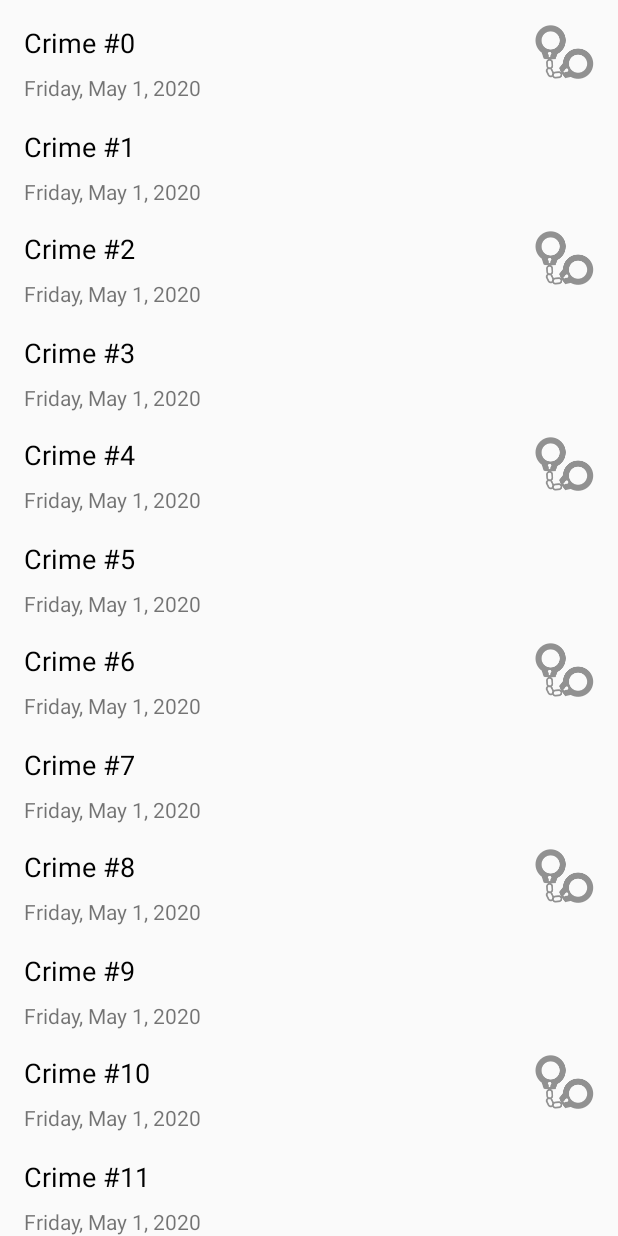
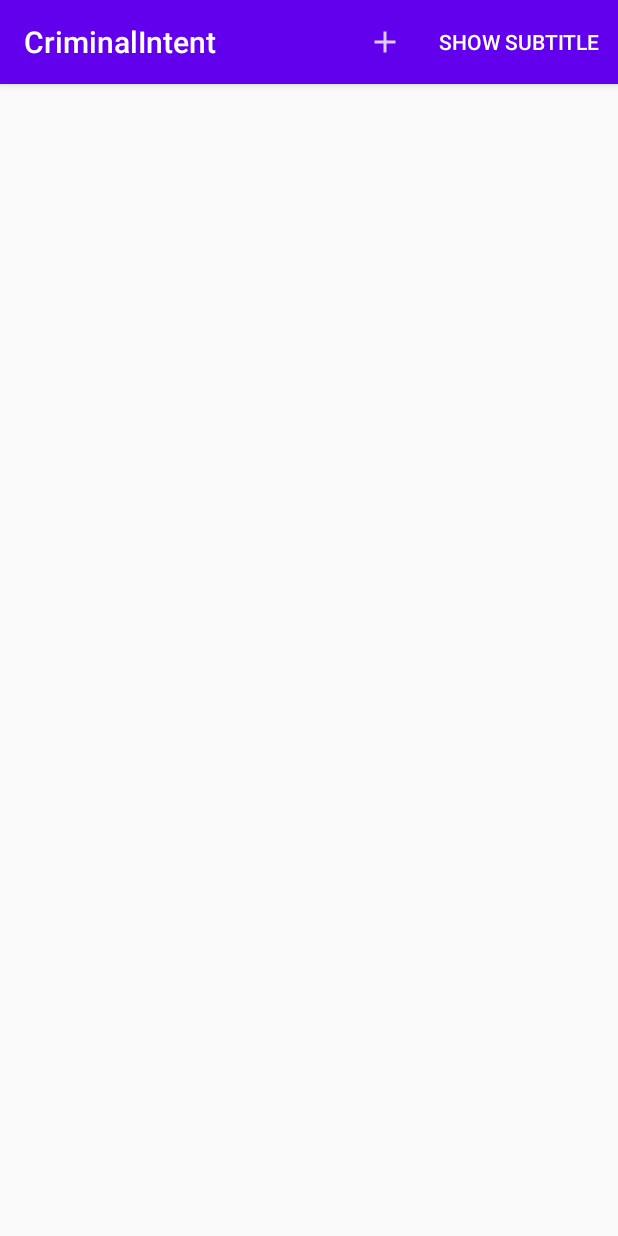
Before and after one commit to kevng2/CriminalIntent, an Android app: the screen it shows after launch (CrimeListActivity), on a phone screen of 412 x 824 dp. Run offline under Robolectric (Android 15) with nearby library versions, the phone set to English and light mode, and no system bars.

Commit message:
fixed toolbar and added an option to add a crime

```diff
--- a/app/build.gradle
+++ b/app/build.gradle
@@ -31,5 +31,5 @@ dependencies {
     testImplementation 'junit:junit:4.12'
     androidTestImplementation 'androidx.test.ext:junit:1.1.1'
     androidTestImplementation 'androidx.test.espresso:espresso-core:3.2.0'
-    implementation 'androidx.recyclerview:recyclerview:1.2.0-alpha01'
+    implementation 'androidx.recyclerview:recyclerview:1.2.0-alpha03'
 }
--- a/app/src/main/java/com/bignerdranch/android/criminalintent/CrimeFragment.java
+++ b/app/src/main/java/com/bignerdranch/android/criminalintent/CrimeFragment.java
@@ -59,6 +59,7 @@ public class CrimeFragment extends Fragment {
 
         mTitleField = v.findViewById(R.id.crime_title);
         mTitleField.setText(mCrime.getTitle());
+
         // wires up the EditText widget
         mTitleField.addTextChangedListener(new TextWatcher() {
             @Override
--- a/app/src/main/java/com/bignerdranch/android/criminalintent/CrimeLab.java
+++ b/app/src/main/java/com/bignerdranch/android/criminalintent/CrimeLab.java
@@ -9,8 +9,8 @@ public class CrimeLab {
     // s prefix, convention used to indicate the variable is static
     private static CrimeLab sCrimeLab;
 
-    private List<Crime> mCrimes;
-    private Hashtable<UUID, Crime> mLookupTable;
+    private List<Crime> mCrimes = new ArrayList<>();
+    private Hashtable<UUID, Crime> mLookupTable = new Hashtable<>();
 
     // returns an instance if it already doesn't exist
     public static CrimeLab get(Context context) {
@@ -22,17 +22,6 @@ public class CrimeLab {
 
     // private constructor
     private CrimeLab(Context context) {
-        mCrimes = new ArrayList<>();
-        mLookupTable = new Hashtable<>(100);
-        // populate the list with 100 boring crimes
-        for(int i = 0; i < 100; i++) {
-            Crime crime = new Crime();
-            crime.setTitle("Crime #" + i);
-            crime.setSolved(i % 2 == 0);
-            crime.setPosition(i);
-            mCrimes.add(crime);
-            mLookupTable.put(crime.getId(), crime);
-        }
     }
 
     public List<Crime> getCrimes() {
@@ -45,4 +34,9 @@ public class CrimeLab {
         }
         return null;
     }
+
+    public void addCrime(Crime c) {
+        mCrimes.add(c);
+        mLookupTable.put(c.getId(), c);
+    }
 }
--- a/app/src/main/java/com/bignerdranch/android/criminalintent/CrimeListFragment.java
+++ b/app/src/main/java/com/bignerdranch/android/criminalintent/CrimeListFragment.java
@@ -3,23 +3,35 @@ package com.bignerdranch.android.criminalintent;
 import android.content.Intent;
 import android.os.Bundle;
 import android.view.LayoutInflater;
+import android.view.Menu;
+import android.view.MenuInflater;
+import android.view.MenuItem;
 import android.view.View;
 import android.view.ViewGroup;
 import android.widget.ImageView;
 import android.widget.TextView;
 import androidx.annotation.NonNull;
+import androidx.appcompat.app.AppCompatActivity;
 import androidx.fragment.app.Fragment;
 import androidx.recyclerview.widget.LinearLayoutManager;
 import androidx.recyclerview.widget.RecyclerView;
 
 import java.text.DateFormat;
 import java.util.List;
+import java.util.Objects;
 
 public class CrimeListFragment extends Fragment {
     private static final String TAG = "CrimeListFragment";
     private RecyclerView mCrimeRecyclerView;
     private CrimeAdapter mAdapter;
+    private boolean mSubtitleVisible;
     private int mPosition;
+
+    @Override
+    public void onCreate(Bundle savedInstanceState) {
+        super.onCreate(savedInstanceState);
+        setHasOptionsMenu(true);
+    }
 
     @Override
     public View onCreateView(LayoutInflater inflater, ViewGroup container,
@@ -114,4 +126,52 @@ public class CrimeListFragment extends Fragment {
         super.onResume();
         updateUI(mPosition);
     }
+
+    @Override
+    public void onCreateOptionsMenu(Menu menu, MenuInflater inflater) {
+        super.onCreateOptionsMenu(menu, inflater);
+        inflater.inflate(R.menu.fragment_crime_list, menu);
+
+        MenuItem subtitleItem = menu.findItem(R.id.show_subtitle);
+        if(mSubtitleVisible) {
+            subtitleItem.setTitle(R.string.hide_subtitle);
+        }
+        else {
+            subtitleItem.setTitle(R.string.show_subtitle);
+        }
+    }
+
+    @Override
+    public boolean onOptionsItemSelected(MenuItem item) {
+        switch(item.getItemId()) {
+            case R.id.new_crime:
+                Crime crime = new Crime();
+                CrimeLab crimeLab = CrimeLab.get(getActivity());
+                crimeLab.addCrime(crime);
+                Intent intent = CrimePagerActivity.newIntent(getActivity(), crime.getId());
+                startActivity(intent);
+                return true;
+            case R.id.show_subtitle:
+                mSubtitleVisible = !mSubtitleVisible;
+                Objects.requireNonNull(getActivity()).invalidateOptionsMenu();
+                updateSubtitle();
+                return true;
+            default:
+                return super.onOptionsItemSelected(item);
+        }
+    }
+
+    public void updateSubtitle() {
+        CrimeLab crimeLab = CrimeLab.get(getActivity());
+        int crimeCount = crimeLab.getCrimes().size();
+        String subtitle = getString(R.string.subtitle_format, crimeCount);
+
+        if(!mSubtitleVisible) {
+            subtitle = null;
+        }
+
+        AppCompatActivity activity = (AppCompatActivity) getActivity();
+        assert activity != null;
+        Objects.requireNonNull(activity.getSupportActionBar()).setSubtitle(subtitle);
+    }
 }
--- a/app/src/main/java/com/bignerdranch/android/criminalintent/SingleFragmentActivity.java
+++ b/app/src/main/java/com/bignerdranch/android/criminalintent/SingleFragmentActivity.java
@@ -1,10 +1,11 @@
 package com.bignerdranch.android.criminalintent;
 import android.os.Bundle;
+
+import androidx.appcompat.app.AppCompatActivity;
 import androidx.fragment.app.Fragment;
-import androidx.fragment.app.FragmentActivity;
 import androidx.fragment.app.FragmentManager;
 
-public abstract class SingleFragmentActivity extends FragmentActivity {
+public abstract class SingleFragmentActivity extends AppCompatActivity {
     protected abstract Fragment createFragment();
 
     @Override
--- /dev/null
+++ b/app/src/main/res/drawable-anydpi/ic_menu_add.xml
@@ -0,0 +1,11 @@
+<vector xmlns:android="http://schemas.android.com/apk/res/android"
+    android:width="24dp"
+    android:height="24dp"
+    android:viewportWidth="24"
+    android:viewportHeight="24"
+    android:tint="#FFFFFF"
+    android:alpha="0.8">
+    <path
+        android:fillColor="#FF000000"
+        android:pathData="M19,13h-6v6h-2v-6H5v-2h6V5h2v6h6v2z"/>
+</vector>
--- /dev/null
+++ b/app/src/main/res/menu/fragment_crime_list.xml
@@ -0,0 +1,13 @@
+<?xml version="1.0" encoding="utf-8"?>
+<menu xmlns:android="http://schemas.android.com/apk/res/android"
+    xmlns:app="http://schemas.android.com/apk/res-auto">
+    <item
+        android:id="@+id/new_crime"
+        android:icon="@drawable/ic_menu_add"
+        android:title="@string/new_crime"
+        app:showAsAction="ifRoom|withText"/>
+    <item
+        android:id="@+id/show_subtitle"
+        android:title="@string/show_subtitle"
+        app:showAsAction="ifRoom"/>
+</menu>
--- a/app/src/main/res/values/strings.xml
+++ b/app/src/main/res/values/strings.xml
@@ -12,4 +12,8 @@
     <string name="date_picker_title">Date of crime:</string>
     <string name="todo">TODO</string>
     <string name="ok_button">OK</string>
+    <string name="new_crime">New Crime</string>
+    <string name="show_subtitle">Show Subtitle</string>
+    <string name="hide_subtitle">Hide Subtitle</string>
+    <string name="subtitle_format">%1$d crimes</string>
 </resources>
```
Also changed, not shown: app/src/main/AndroidManifest.xml (+5 -2 lines), app/src/main/res/drawable-hdpi/ic_menu_add.png (added), app/src/main/res/drawable-mdpi/ic_menu_add.png (added), app/src/main/res/drawable-xhdpi/ic_menu_add.png (added), app/src/main/res/drawable-xxhdpi/ic_menu_add.png (added).
